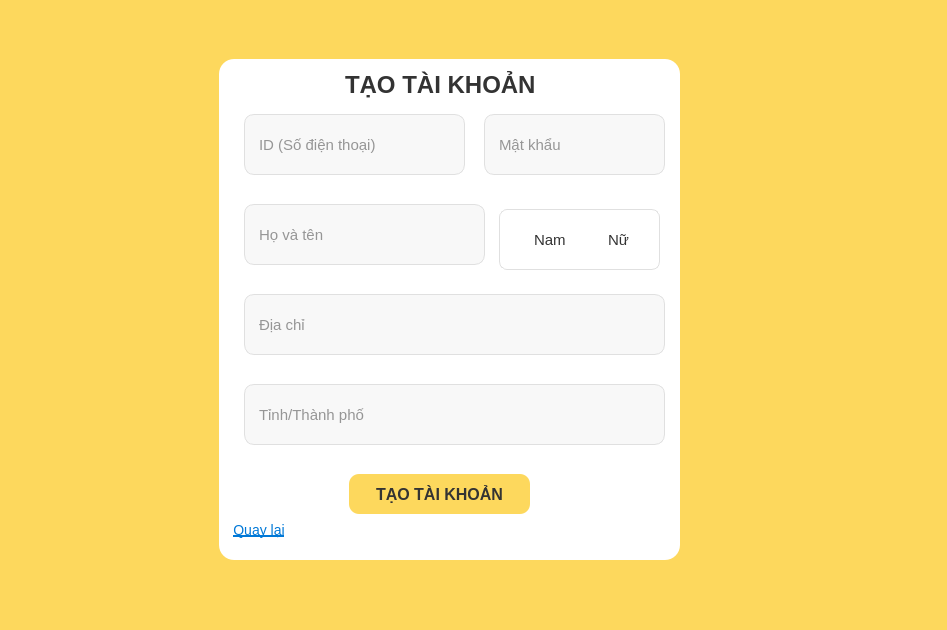
The window that mainwindow.ui (mtris13/PBL2-PetShop) describes before a commit, drawn with Qt 5.
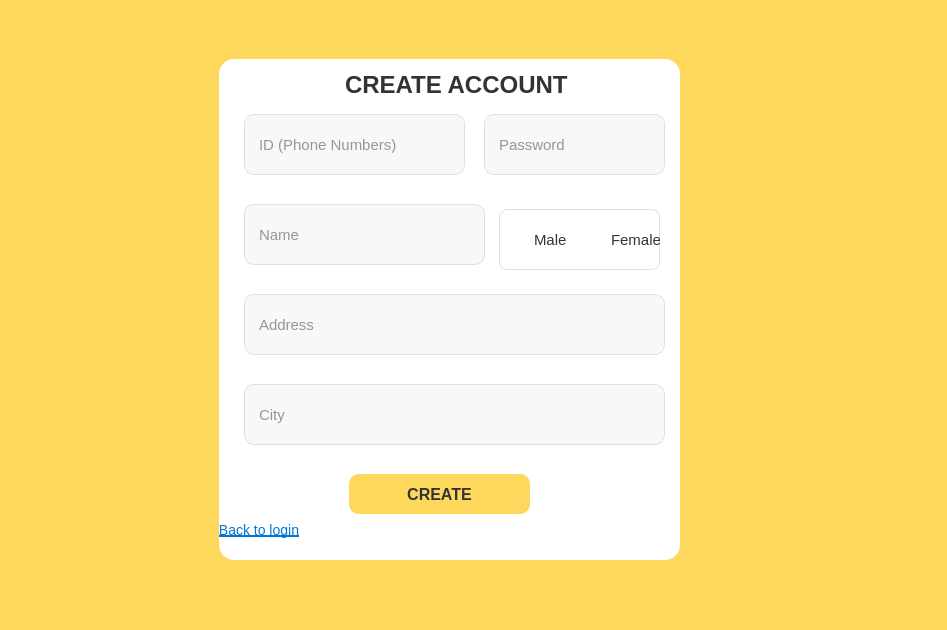
The same window after the commit. The open tabs and pages were chosen to show the change. Icons and pictures are not drawn.

```diff
--- a/mainwindow.ui
+++ b/mainwindow.ui
@@ -432,7 +432,7 @@
           </rect>
          </property>
          <property name="text">
-          <string>TẠO TÀI KHOẢN</string>
+          <string>CREATE ACCOUNT</string>
          </property>
         </widget>
         <widget class="QLineEdit" name="idLineEdit_create">
@@ -445,7 +445,7 @@
           </rect>
          </property>
          <property name="placeholderText">
-          <string>ID (Số điện thoại)</string>
+          <string>ID (Phone Numbers)</string>
          </property>
         </widget>
         <widget class="QLineEdit" name="passwordLineEdit_create">
@@ -458,7 +458,7 @@
           </rect>
          </property>
          <property name="placeholderText">
-          <string>Mật khẩu</string>
+          <string>Password</string>
          </property>
         </widget>
         <widget class="QLineEdit" name="nameLineEdit_create">
@@ -471,7 +471,7 @@
           </rect>
          </property>
          <property name="placeholderText">
-          <string>Họ và tên</string>
+          <string>Name</string>
          </property>
         </widget>
         <widget class="QLineEdit" name="streetLineEdit_create">
@@ -484,7 +484,7 @@
           </rect>
          </property>
          <property name="placeholderText">
-          <string>Địa chỉ</string>
+          <string>Address</string>
          </property>
         </widget>
         <widget class="QLineEdit" name="cityLineEdit_create">
@@ -497,7 +497,7 @@
           </rect>
          </property>
          <property name="placeholderText">
-          <string>Tỉnh/Thành phố</string>
+          <string>City</string>
          </property>
         </widget>
         <widget class="QGroupBox" name="groupBox">
@@ -517,7 +517,7 @@
            <rect>
             <x>10</x>
             <y>30</y>
-            <width>141</width>
+            <width>158</width>
             <height>41</height>
            </rect>
           </property>
@@ -525,14 +525,14 @@
            <item>
             <widget class="QRadioButton" name="maleRadioButton">
              <property name="text">
-              <string>Nam</string>
+              <string>Male</string>
              </property>
             </widget>
            </item>
            <item>
             <widget class="QRadioButton" name="femaleRadioButton">
              <property name="text">
-              <string>Nữ</string>
+              <string>Female</string>
              </property>
             </widget>
            </item>
@@ -549,7 +549,7 @@
           </rect>
          </property>
          <property name="text">
-          <string>TẠO TÀI KHOẢN</string>
+          <string>CREATE</string>
          </property>
         </widget>
         <widget class="QPushButton" name="backToLoginButton">
@@ -562,7 +562,7 @@
           </rect>
          </property>
          <property name="text">
-          <string>Quay lại</string>
+          <string>Back to login</string>
          </property>
         </widget>
        </widget>
```
Left out of the diff: 2 changed lines with no effect on the pictures.
